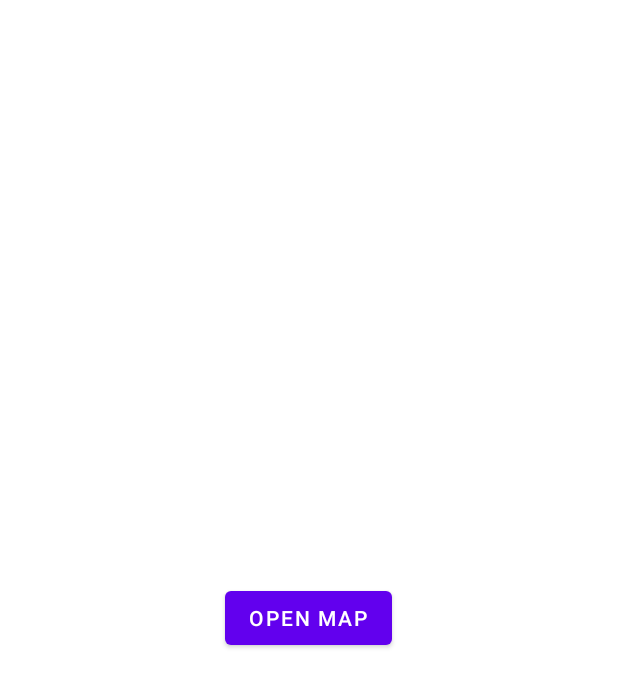
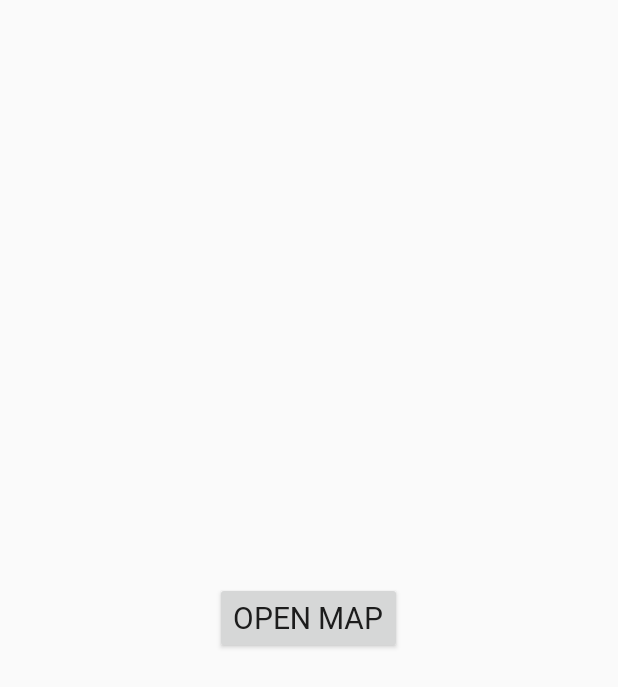
Before and after one commit to RitchieP/Petroles, an Android app: the screen it shows after launch (MainActivity), on a phone screen of 412 x 824 dp. Shown: the top 687 px of the screen. Run offline under Robolectric (Android 15) with nearby library versions, the phone set to English and light mode, and no system bars.

Commit message:
Changes in font-family and colour theme for action bar.

```diff
--- a/app/src/main/res/values-night/themes.xml
+++ b/app/src/main/res/values-night/themes.xml
@@ -1,16 +1,30 @@
 <resources xmlns:tools="http://schemas.android.com/tools">
     <!-- Base application theme. -->
-    <style name="Theme.Petroles" parent="Theme.MaterialComponents.DayNight.DarkActionBar">
+    <style name="Theme.Petroles" parent="Theme.MaterialComponents.DayNight.DarkActionBar.Bridge">
         <!-- Primary brand color. -->
-        <item name="colorPrimary">@color/purple_200</item>
-        <item name="colorPrimaryVariant">@color/purple_700</item>
+        <item name="colorPrimary">@color/wild_caribbean_green</item>
+        <item name="colorPrimaryVariant">@color/pantone</item>
         <item name="colorOnPrimary">@color/black</item>
+        <item name="android:textSize">22dp</item>
+        <item name="android:fontFamily">@font/aldrich</item>
+
         <!-- Secondary brand color. -->
         <item name="colorSecondary">@color/teal_200</item>
         <item name="colorSecondaryVariant">@color/teal_200</item>
         <item name="colorOnSecondary">@color/black</item>
+        <item name="titleTextColor">@color/black_river_fall</item>
+
         <!-- Status bar color. -->
         <item name="android:statusBarColor" tools:targetApi="l">?attr/colorPrimaryVariant</item>
         <!-- Customize your theme here. -->
     </style>
+
+    <style name="TextAppearance.AppCompat.Widget.ActionBar.Title" parent="@style/Theme.AppCompat.DayNight.DarkActionBar">
+
+        <item name="android:textSize">16dp</item>
+        <item name="android:textColor">@color/black_river_fall</item>
+        <item name="android:fontFamily">varta</item>
+
+    </style>
+
 </resources>
--- a/app/src/main/res/values/colors.xml
+++ b/app/src/main/res/values/colors.xml
@@ -1,8 +1,9 @@
 <?xml version="1.0" encoding="utf-8"?>
 <resources>
-    <color name="purple_200">#FFBB86FC</color>
-    <color name="purple_500">#FF6200EE</color>
-    <color name="purple_700">#FF3700B3</color>
+    <color name="medium_sky_blue">#FF81D7EA</color>
+    <color name="wild_caribbean_green">#FF20E2A1</color>
+    <color name="pantone">#FF1CAF94</color>
+    <color name="black_river_fall">#FF343C54</color>
     <color name="teal_200">#FF03DAC5</color>
     <color name="teal_700">#FF018786</color>
     <color name="black">#FF000000</color>
--- a/app/src/main/res/values/themes.xml
+++ b/app/src/main/res/values/themes.xml
@@ -1,17 +1,30 @@
 <resources xmlns:tools="http://schemas.android.com/tools">
     <!-- Base application theme. -->
-    <style name="Theme.Petroles" parent="Theme.MaterialComponents.DayNight.DarkActionBar">
+    <style name="Theme.Petroles" parent="Theme.MaterialComponents.DayNight.DarkActionBar.Bridge">
         <!-- Primary brand color. -->
-        <item name="colorPrimary">@color/purple_500</item>
-        <item name="colorPrimaryVariant">@color/purple_700</item>
-        <item name="colorOnPrimary">@color/white</item>
+        <item name="colorPrimary">@color/wild_caribbean_green</item>
+        <item name="colorPrimaryVariant">@color/pantone</item>
+        <item name="colorOnPrimary">@color/black</item>
+        <item name="android:textSize">20dp</item>
+        <item name="android:fontFamily">@font/aldrich</item>
+
         <!-- Secondary brand color. -->
         <item name="colorSecondary">@color/teal_200</item>
         <item name="colorSecondaryVariant">@color/teal_700</item>
         <item name="colorOnSecondary">@color/black</item>
+        <item name="titleTextColor">@color/black_river_fall</item>
+
         <!-- Status bar color. -->
         <item name="android:statusBarColor" tools:targetApi="l">?attr/colorPrimaryVariant</item>
         <!-- Customize your theme here. -->
+    </style>
+
+    <style name="TextAppearance.AppCompat.Widget.ActionBar.Title" parent="@style/Theme.AppCompat.DayNight.DarkActionBar">
+
+        <item name="android:textSize">16dp</item>
+        <item name="android:textColor">@color/black_river_fall</item>
+        <item name="android:fontFamily">varta</item>
+
     </style>
 
     <style name="Theme.Petroles.NoActionBar">
```
Also changed, not shown: app/src/debug/res/font/aldrich.ttf (added).
